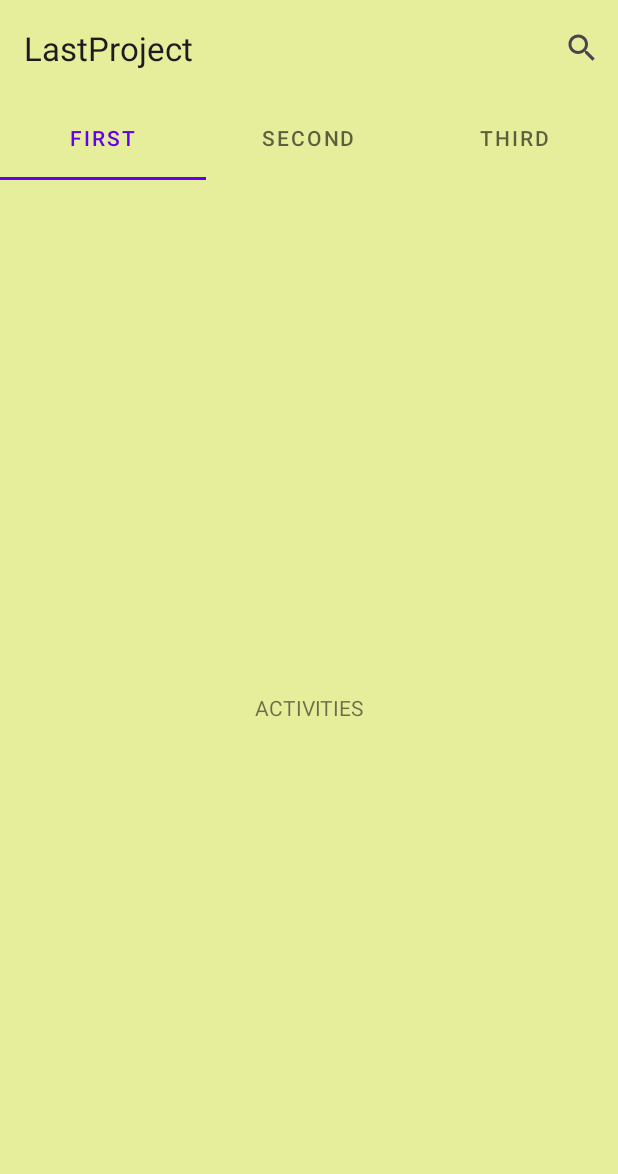
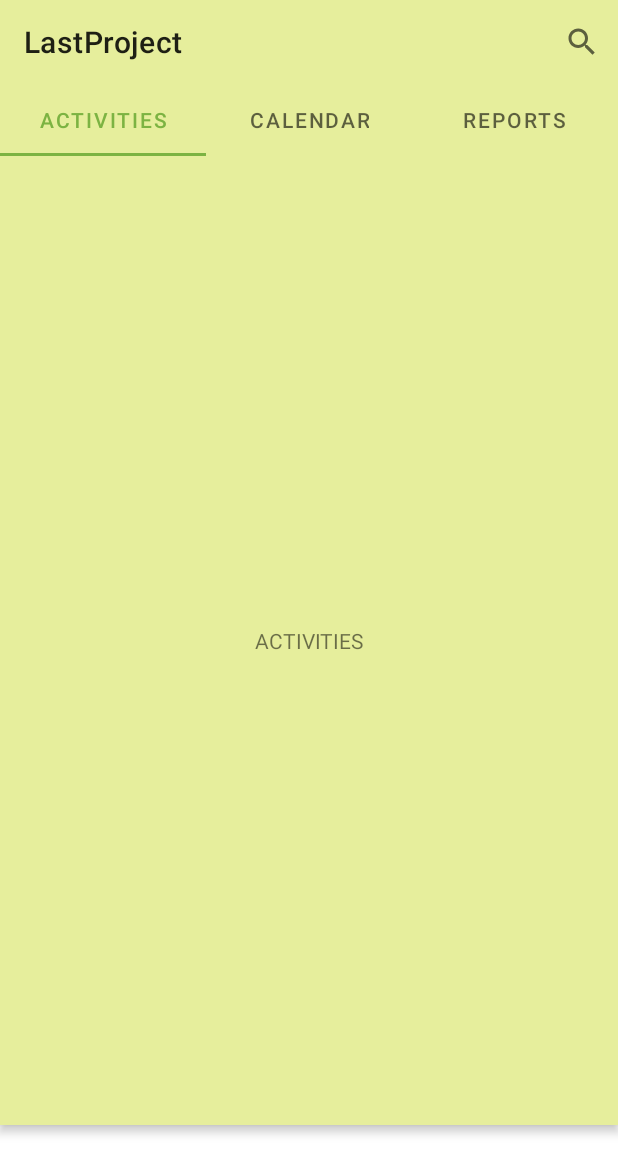
Before and after one commit to MisterAsonov/LastProject, an Android app: the screen it shows after launch (MainActivity), on a phone screen of 412 x 824 dp. Shown: the top 1174 px of the screen. Run offline under Robolectric (Android 15) with nearby library versions, the phone set to English and light mode, and no system bars.

Commit message:
Another Project

```diff
--- a/app/src/main/java/com/example/lastproject/MainActivity.java
+++ b/app/src/main/java/com/example/lastproject/MainActivity.java
@@ -3,7 +3,11 @@ package com.example.lastproject;
 import androidx.annotation.NonNull;
 import androidx.appcompat.app.AppCompatActivity;
 import androidx.appcompat.widget.Toolbar;
+import androidx.fragment.app.Fragment;
 import androidx.fragment.app.FragmentManager;
+import androidx.lifecycle.Lifecycle;
+import androidx.viewpager.widget.ViewPager;
+import androidx.viewpager2.adapter.FragmentStateAdapter;
 import androidx.viewpager2.widget.ViewPager2;
 
 
@@ -14,35 +18,39 @@ import android.widget.Toast;
 
 import com.google.android.material.tabs.TabLayout;
 
+import java.util.ArrayList;
+import java.util.List;
+
 
 public class MainActivity extends AppCompatActivity {
-
+   private Toolbar mToolbar;
    TabLayout tabLayout;
-   ViewPager2 page2;
+   ViewPager2 pager2;
    FragmentAdapter adapter;
-    private Toolbar mToolbar;
-
 
     @Override
     protected void onCreate(Bundle savedInstanceState) {
         super.onCreate(savedInstanceState);
         setContentView(R.layout.activity_main);
 
-        tabLayout = findViewById(R.id.tab_layout);
-        page2 = findViewById(R.id.view_page2);
+        mToolbar =(Toolbar) findViewById(R.id.toolbar);
+        setSupportActionBar(mToolbar);
+
+        tabLayout = findViewById(R.id.tablayout);
+        pager2 = findViewById(R.id.viewpage2);
 
         FragmentManager fm = getSupportFragmentManager();
         adapter = new FragmentAdapter(fm, getLifecycle());
-        page2.setAdapter(adapter);
+        pager2.setAdapter(adapter);
 
-        tabLayout.addTab(tabLayout.newTab().setText("First"));
-        tabLayout.addTab(tabLayout.newTab().setText("Second"));
-        tabLayout.addTab(tabLayout.newTab().setText("Third"));
+        tabLayout.addTab(tabLayout.newTab().setText("ACTIVITIES"));
+        tabLayout.addTab(tabLayout.newTab().setText("CALENDAR"));
+        tabLayout.addTab(tabLayout.newTab().setText("REPORTS"));
 
         tabLayout.addOnTabSelectedListener(new TabLayout.OnTabSelectedListener() {
             @Override
             public void onTabSelected(TabLayout.Tab tab) {
-                page2.setCurrentItem(tab.getPosition());
+                pager2.setCurrentItem(tab.getPosition());
             }
 
             @Override
@@ -56,20 +64,17 @@ public class MainActivity extends AppCompatActivity {
             }
         });
 
-        page2.registerOnPageChangeCallback(new ViewPager2.OnPageChangeCallback() {
+        pager2.registerOnPageChangeCallback(new ViewPager2.OnPageChangeCallback() {
             @Override
             public void onPageSelected(int position) {
                 tabLayout.selectTab(tabLayout.getTabAt(position));
             }
         });
 
+    }
 
 
-        mToolbar =(Toolbar) findViewById(R.id.main_tollbar);
-        setSupportActionBar(mToolbar)
-        ;
 
-    }
 
 
     @Override
--- a/app/src/main/res/layout/activity_main.xml
+++ b/app/src/main/res/layout/activity_main.xml
@@ -6,54 +6,33 @@
     android:layout_height="match_parent"
     tools:context=".MainActivity">
 
-    <RelativeLayout
-        android:id="@+id/relativeLayout2"
+    <!--android:background="#E6EE9C"-->
+
+    <com.google.android.material.appbar.AppBarLayout
         android:layout_width="match_parent"
-        android:layout_height="match_parent">
+        android:layout_height="wrap_content">
 
-        <!--Top tollbar-->
-        <com.google.android.material.appbar.AppBarLayout
-            android:id="@+id/rellayout1"
+    <androidx.appcompat.widget.Toolbar
+        android:layout_width="match_parent"
+        android:layout_height="?actionBarSize"
+        android:background="#E6EE9C"
+        android:id="@+id/toolbar" />
+
+        <com.google.android.material.tabs.TabLayout
             android:layout_width="match_parent"
             android:layout_height="wrap_content"
-            android:background="#E6EE9C"
-            android:theme="@style/Theme.Material3.Light.NoActionBar"
-            app:liftOnScroll="true">
+            android:id="@+id/tablayout"
+            android:background="#E6EE9C"/>
 
-            <androidx.appcompat.widget.Toolbar
-                android:id="@+id/main_tollbar"
-                android:layout_width="match_parent"
-                android:layout_height="?attr/actionBarSize" />
+        <androidx.viewpager2.widget.ViewPager2
+            android:id="@+id/viewpage2"
+            android:layout_width="match_parent"
+            android:layout_height="646dp"
+            android:layout_below="@+id/tablayout"
+            android:background="#E6EE9C" />
 
-        </com.google.android.material.appbar.AppBarLayout>
 
-        <!--Tabs collums-->
-        <RelativeLayout
-            android:id="@+id/rellaoyt2"
-            android:layout_width="match_parent"
-            android:layout_height="wrap_content"
-            android:layout_below="@+id/rellayout1"
-            android:layout_alignParentBottom="true"
-            android:layout_marginBottom="0dp">
-
-            <com.google.android.material.tabs.TabLayout
-                android:id="@+id/tab_layout"
-                android:layout_width="match_parent"
-                android:layout_height="?attr/actionBarSize"
-                android:background="#E6EE9C" />
-
-            <androidx.viewpager2.widget.ViewPager2
-                android:id="@+id/view_page2"
-                android:layout_width="match_parent"
-                android:layout_height="wrap_content"
-                android:layout_below="@+id/tab_layout"
-                android:layout_alignParentBottom="true"
-                android:background="#E6EE9C"
-              />
-
-        </RelativeLayout>
-
-    </RelativeLayout>
+    </com.google.android.material.appbar.AppBarLayout>
 
 
 </androidx.coordinatorlayout.widget.CoordinatorLayout>
--- a/app/src/main/res/layout/layout_center_viewpager.xml
+++ /dev/null
@@ -1,18 +0,0 @@
-<merge xmlns:android="http://schemas.android.com/apk/res/android">
-    <RelativeLayout
-        android:layout_width="match_parent"
-        android:layout_height="match_parent">
-
-
-        <androidx.viewpager.widget.ViewPager
-            android:layout_width="match_parent"
-            android:layout_height="match_parent"
-            android:id="@+id/container">
-
-
-
-
-        </androidx.viewpager.widget.ViewPager>
-    </RelativeLayout>
-
-</merge>
--- a/app/src/main/res/values/themes.xml
+++ b/app/src/main/res/values/themes.xml
@@ -2,8 +2,8 @@
     <!-- Base application theme. -->
     <style name="Theme.LastProject" parent="Theme.MaterialComponents.Light.NoActionBar">
         <!-- Primary brand color. -->
-        <item name="colorPrimary">@color/purple_500</item>
-        <item name="colorPrimaryVariant">@color/purple_700</item>
+        <item name="colorPrimary">#7CB342</item>
+        <item name="colorPrimaryVariant">#C0CA33</item>
         <item name="colorOnPrimary">@color/white</item>
         <!-- Secondary brand color. -->
         <item name="colorSecondary">@color/teal_200</item>
```
